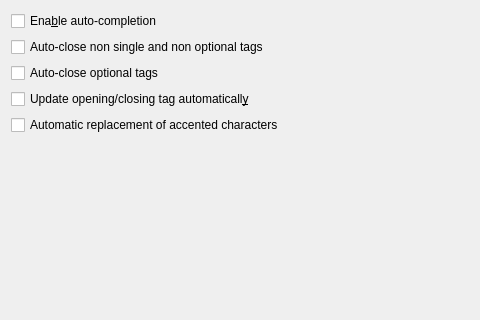
This is quantacore/dialogs/autocompletionconfigbase.ui in KDE/quanta as Qt 5 draws it before an edit; both pictures show x 0 to 480 and y 0 to 320 of the 600 by 480 pixel window. The edited form follows.
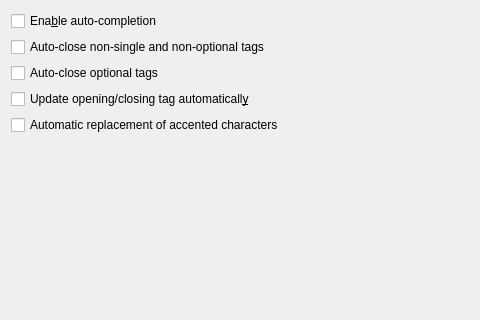
This is the edited form.

Patch:
```diff
--- a/quantacore/dialogs/autocompletionconfigbase.ui
+++ b/quantacore/dialogs/autocompletionconfigbase.ui
@@ -65,7 +65,7 @@
    <item row="1" column="0" >
     <widget class="QCheckBox" name="closeTags" >
      <property name="text" >
-      <string>Auto-close non single and non optional tags</string>
+      <string>Auto-close non-single and non-optional tags</string>
      </property>
      <property name="shortcut" >
       <string/>
```
